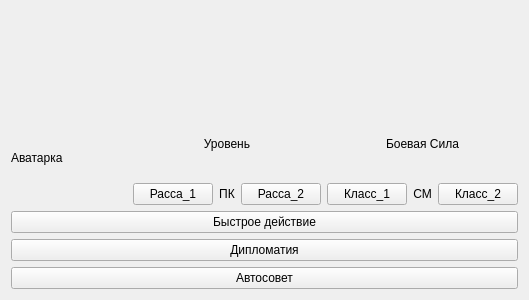
Above: Nayda/gamerwidget.ui from dsbabkov/Nayda before the change. Below: the same form after it.
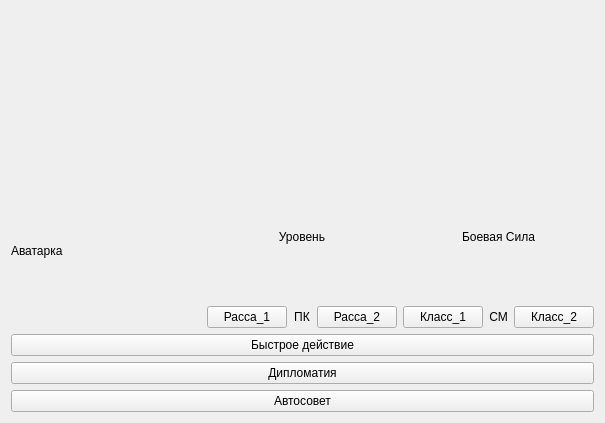
That is the form after the change.

Commit message: Tryng to set up first pictures for buttons of the Races. Allowed size for the gamers has been changed to 0.25 of the total height for each. .pro added

Patch:
```diff
--- a/Nayda/gamerwidget.ui
+++ b/Nayda/gamerwidget.ui
@@ -6,8 +6,8 @@
    <rect>
     <x>0</x>
     <y>0</y>
-    <width>529</width>
-    <height>300</height>
+    <width>605</width>
+    <height>423</height>
    </rect>
   </property>
   <property name="windowTitle">
```
The commit also changes 3 other files.
